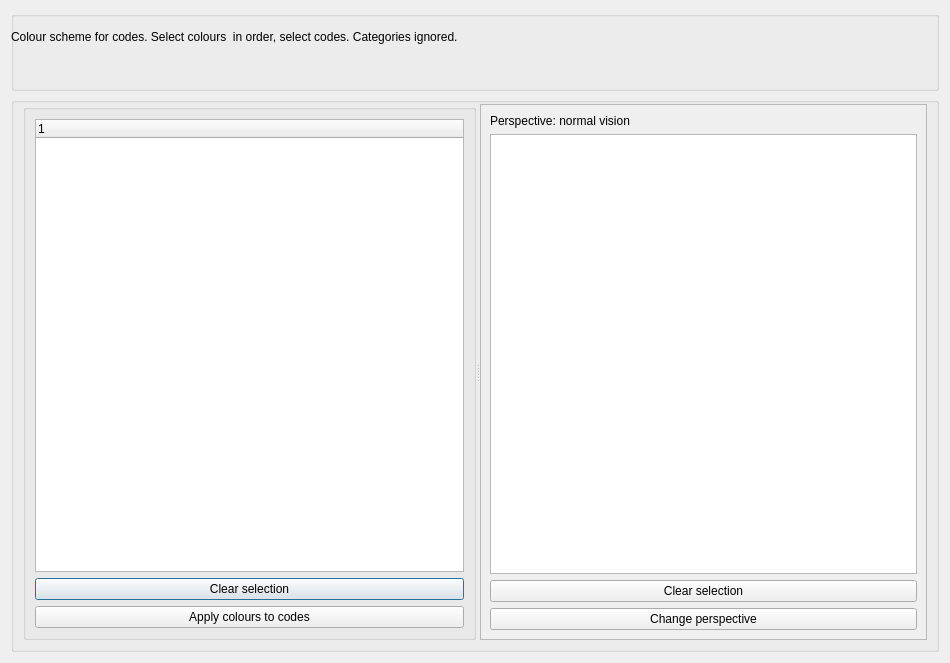
Above: GUI_UIs/ui_dialog_code_colours.ui from ccbogel/QualCoder before the change. Below: the same form after it.
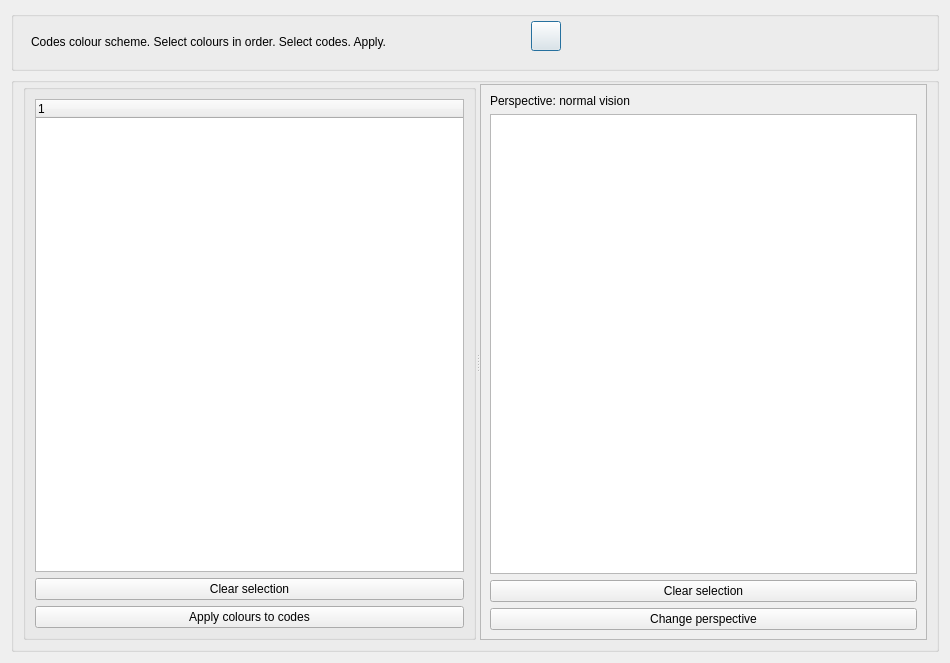
That is the form after the change.

What changed in the file:
```diff
--- a/GUI_UIs/ui_dialog_code_colours.ui
+++ b/GUI_UIs/ui_dialog_code_colours.ui
@@ -19,13 +19,13 @@
      <property name="minimumSize">
       <size>
        <width>0</width>
-       <height>80</height>
+       <height>60</height>
       </size>
      </property>
      <property name="maximumSize">
       <size>
        <width>16777215</width>
-       <height>80</height>
+       <height>60</height>
       </size>
      </property>
      <property name="title">
@@ -53,14 +53,33 @@
      <widget class="QLabel" name="label">
       <property name="geometry">
        <rect>
-        <x>0</x>
+        <x>20</x>
         <y>10</y>
-        <width>911</width>
-        <height>31</height>
+        <width>461</width>
+        <height>41</height>
        </rect>
       </property>
       <property name="text">
-       <string>Colour scheme for codes. Select colours  in order, select codes. Categories ignored.</string>
+       <string>Codes colour scheme. Select colours in order. Select codes. Apply.</string>
+      </property>
+      <property name="wordWrap">
+       <bool>true</bool>
+      </property>
+     </widget>
+     <widget class="QPushButton" name="pushButton_undo">
+      <property name="geometry">
+       <rect>
+        <x>520</x>
+        <y>10</y>
+        <width>30</width>
+        <height>30</height>
+       </rect>
+      </property>
+      <property name="toolTip">
+       <string>&lt;html&gt;&lt;head/&gt;&lt;body&gt;&lt;p&gt;Undo all changes.&lt;/p&gt;&lt;/body&gt;&lt;/html&gt;</string>
+      </property>
+      <property name="text">
+       <string/>
       </property>
      </widget>
     </widget>
@@ -124,7 +143,7 @@
             <x>0</x>
             <y>0</y>
             <width>447</width>
-            <height>538</height>
+            <height>558</height>
            </rect>
           </property>
           <layout class="QGridLayout" name="gridLayout_3">
```
